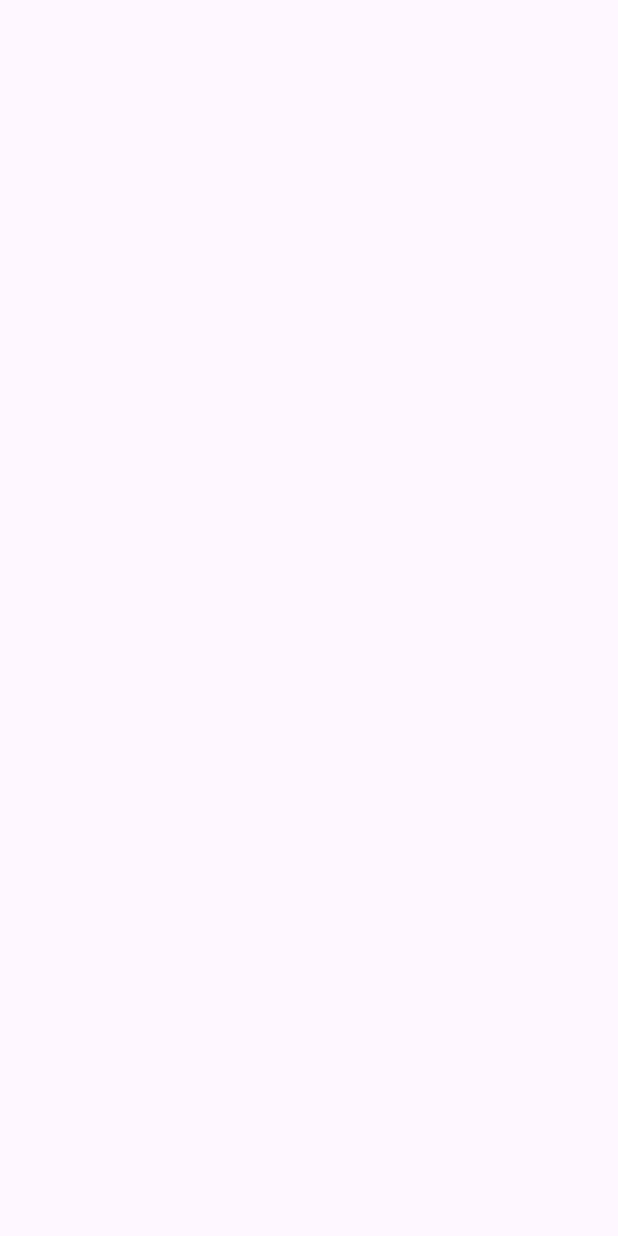
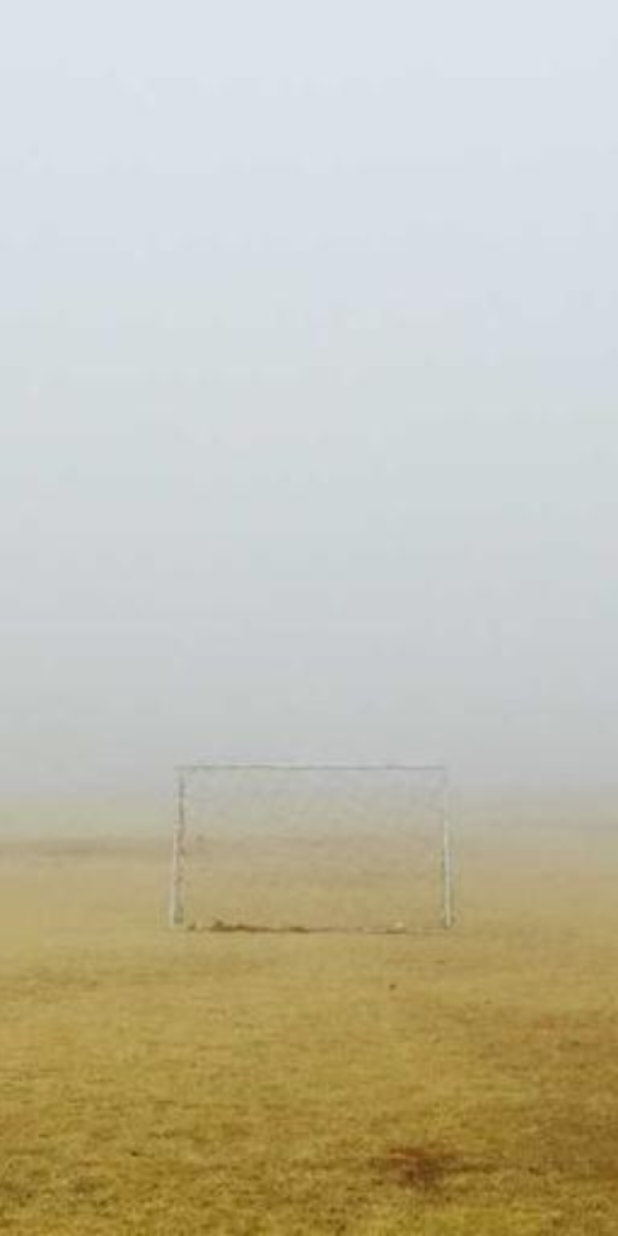
Before and after one commit to ArtemisSoftware/Nested-Navigation, an Android app built with Jetpack Compose: the RandomImageFullScreen screen opened through its navigation route, on a phone screen of 412 x 824 dp. Before the commit the screen is empty. Run offline under Robolectric (Android 15) with nearby library versions, the phone set to English and light mode, and no system bars.

Commit message:
RandomImageFullScreen

```diff
--- /dev/null
+++ b/app/src/main/java/com/artemissoftware/nestednavigation/randomimages/RandomImage.kt
@@ -0,0 +1,6 @@
+package com.artemissoftware.nestednavigation.randomimages
+
+data class RandomImage(
+    val imageId: Int,
+    val isFull: Boolean
+)
--- /dev/null
+++ b/app/src/main/java/com/artemissoftware/nestednavigation/randomimages/RandomImageFullScreen.kt
@@ -0,0 +1,30 @@
+package com.artemissoftware.nestednavigation.randomimages
+
+import androidx.compose.foundation.Image
+import androidx.compose.foundation.layout.Box
+import androidx.compose.foundation.layout.fillMaxSize
+import androidx.compose.material.icons.Icons
+import androidx.compose.material.icons.outlined.KeyboardArrowRight
+import androidx.compose.material3.Button
+import androidx.compose.material3.Text
+import androidx.compose.runtime.Composable
+import androidx.compose.ui.Alignment
+import androidx.compose.ui.Modifier
+import androidx.compose.ui.graphics.painter.Painter
+import androidx.compose.ui.layout.ContentScale
+import androidx.compose.ui.res.painterResource
+import androidx.compose.ui.tooling.preview.Preview
+import com.artemissoftware.nestednavigation.R
+
+@Composable
+fun RandomImageFullScreen() {
+    val image: Painter = painterResource(id = RandomImagesConstants.randomImages[0].imageId)
+    Box(modifier = Modifier.fillMaxSize()) {
+        Image(
+            painter = image,
+            contentDescription = "",
+            contentScale = ContentScale.Crop,
+            modifier = Modifier.fillMaxSize(),
+        )
+    }
+}
--- a/app/src/main/java/com/artemissoftware/nestednavigation/randomimages/RandomImageScreen.kt
+++ b/app/src/main/java/com/artemissoftware/nestednavigation/randomimages/RandomImageScreen.kt
@@ -16,6 +16,7 @@ import androidx.compose.ui.graphics.Color
 import androidx.compose.ui.layout.ContentScale
 import androidx.compose.ui.res.painterResource
 import com.artemissoftware.nestednavigation.composables.NNSqueleton_3
+import com.artemissoftware.nestednavigation.ui.theme.randomImage2
 
 @OptIn(ExperimentalMaterial3Api::class)
 @Composable
@@ -25,14 +26,14 @@ fun RandomImageScreen() {
             TopAppBar(
                 title = { Text("Random Images", color = Color.White) },
                 colors = TopAppBarDefaults.topAppBarColors(
-                    containerColor = Color.Red,
+                    containerColor = randomImage2,
                 ),
             )
         },
     ) {
         Box(modifier = Modifier.fillMaxSize()) {
             Image(
-                painter = painterResource(id = RandomImagesConstants.randomImages[1]),
+                painter = painterResource(id = RandomImagesConstants.randomImages[1].imageId),
                 contentDescription = null,
                 contentScale = ContentScale.Crop,
                 modifier = Modifier
--- a/app/src/main/java/com/artemissoftware/nestednavigation/randomimages/RandomImagesListScreen.kt
+++ b/app/src/main/java/com/artemissoftware/nestednavigation/randomimages/RandomImagesListScreen.kt
@@ -1,7 +1,9 @@
 package com.artemissoftware.nestednavigation.randomimages
 
 import androidx.compose.foundation.Image
+import androidx.compose.foundation.background
 import androidx.compose.foundation.clickable
+import androidx.compose.foundation.layout.Box
 import androidx.compose.foundation.layout.fillMaxSize
 import androidx.compose.foundation.layout.fillMaxWidth
 import androidx.compose.foundation.layout.height
@@ -15,13 +17,16 @@ import androidx.compose.material3.Text
 import androidx.compose.material3.TopAppBar
 import androidx.compose.material3.TopAppBarDefaults
 import androidx.compose.runtime.Composable
+import androidx.compose.ui.Alignment
 import androidx.compose.ui.Modifier
 import androidx.compose.ui.draw.clip
 import androidx.compose.ui.graphics.Color
 import androidx.compose.ui.layout.ContentScale
 import androidx.compose.ui.res.painterResource
+import androidx.compose.ui.text.font.FontWeight
 import androidx.compose.ui.unit.dp
 import com.artemissoftware.nestednavigation.composables.NNSqueleton_3
+import com.artemissoftware.nestednavigation.ui.theme.randomImage1
 
 @OptIn(ExperimentalMaterial3Api::class)
 @Composable
@@ -29,9 +34,9 @@ fun RandomImagesListScreen(navigateToImage: () -> Unit, navigateToImageFull: ()
     NNSqueleton_3(
         topBar = {
             TopAppBar(
-                title = { Text("Random Images", color = Color.White) },
+                title = { Text("Random Images", color = Color.Black) },
                 colors = TopAppBarDefaults.topAppBarColors(
-                    containerColor = Color.Blue,
+                    containerColor = randomImage1,
                 ),
             )
         },
@@ -40,16 +45,26 @@ fun RandomImagesListScreen(navigateToImage: () -> Unit, navigateToImageFull: ()
             modifier = Modifier
                 .fillMaxSize(),
         ) {
-            items(RandomImagesConstants.randomImages) { imageId ->
+            items(RandomImagesConstants.randomImages) { image ->
 
                 Card(
                     modifier = Modifier
                         .fillMaxWidth()
                         .padding(8.dp)
-                        .clickable { navigateToImage() },
+                        .clickable {
+                            if (image.isFull) {
+                                navigateToImageFull()
+                            } else {
+                                navigateToImage()
+                            }
+                        },
+                ) {
+                    Box(
+                        modifier = Modifier
+                            .fillMaxWidth(),
                     ) {
                         Image(
-                        painter = painterResource(id = imageId),
+                            painter = painterResource(id = image.imageId),
                             contentDescription = null,
                             contentScale = ContentScale.Crop,
                             modifier = Modifier
@@ -58,8 +73,19 @@ fun RandomImagesListScreen(navigateToImage: () -> Unit, navigateToImageFull: ()
                                 .height(200.dp)
                                 .clip(MaterialTheme.shapes.medium),
                         )
+                        if (image.isFull) {
+                            Text(
+                                fontWeight = FontWeight.ExtraBold,
+                                modifier = Modifier
+                                    .align(Alignment.BottomEnd)
+                                    .background(randomImage1)
+                                    .padding(8.dp),
+                                text = "Full",
+                            )
                         }
                     }
                 }
             }
         }
+    }
+}
--- a/app/src/main/java/com/artemissoftware/nestednavigation/randomimages/RandomImagesNavGraph.kt
+++ b/app/src/main/java/com/artemissoftware/nestednavigation/randomimages/RandomImagesNavGraph.kt
@@ -35,6 +35,7 @@ fun NavGraphBuilder.randomImagesNavGraph(
         composable(
             route = RandomImageRoute.ImageFull.route,
         ) {
+            RandomImageFullScreen()
         }
     }
 }
```
Also changed, not shown: app/src/main/java/com/artemissoftware/nestednavigation/randomimages/RandomImagesConstants.kt (+6 -8 lines), app/src/main/java/com/artemissoftware/nestednavigation/ui/theme/Color.kt (+7 -0 lines). Lines whose indentation alone changed are shown as unchanged.
